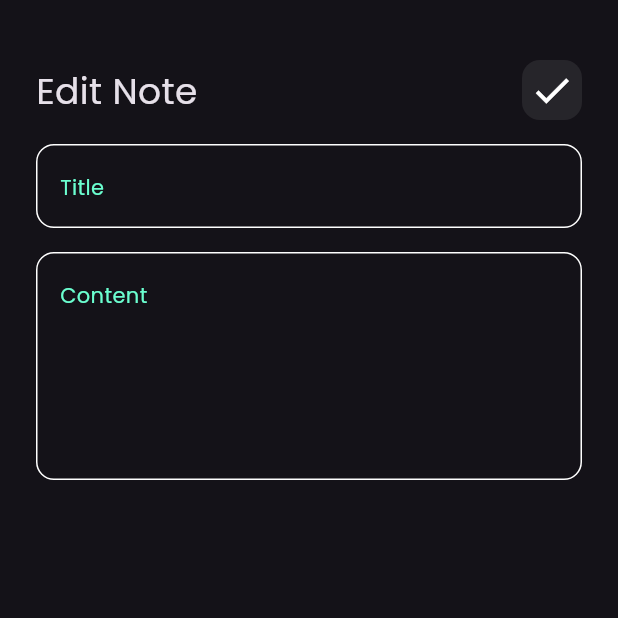
After one commit to Ahmed-Makled1/note-app, a Flutter app: the screen it shows after launch, after a tap on "Flutter Tips", on a phone screen of 412 x 824 dp, the top half of it. The commit adds this screen. Run offline on Flutter 3.47's test engine with Material 3 defaults, Android fonts, the phone set to English and light mode, and no system bars.

Commit message:
add EditNoteView

```diff
--- a/lib/views/add_note_view.dart
+++ b/lib/views/add_note_view.dart
@@ -9,7 +9,6 @@ class AddNoteView extends StatelessWidget {
   Widget build(BuildContext context) {
     return Padding(
       padding: const EdgeInsets.all(16.0),
-      child: SingleChildScrollView(
       child: Column(
         mainAxisSize: MainAxisSize.max,
         children: [
@@ -20,7 +19,6 @@ class AddNoteView extends StatelessWidget {
           CustomButtom(),
         ],
       ),
-      ),
     );
   }
 }
--- /dev/null
+++ b/lib/views/edit_note_view.dart
@@ -0,0 +1,24 @@
+import 'package:flutter/material.dart';
+import 'package:note_app/widgets/custom_app_bar.dart';
+import 'package:note_app/widgets/custom_text_form_field.dart';
+
+class EditNoteView extends StatelessWidget {
+  const EditNoteView({super.key});
+
+  @override
+  Widget build(BuildContext context) {
+    return Scaffold(
+      body: Padding(
+        padding: const EdgeInsets.symmetric(horizontal: 24),
+        child: Column(
+          children: [
+            CustomAppBar(text: "Edit Note", icon: Icons.check),
+            CustomTextFormField(text: "Title"),
+            SizedBox(height: 16),
+            CustomTextFormField(text: "Content", maxLines: 5),
+          ],
+        ),
+      ),
+    );
+  }
+}
--- a/lib/views/home_view.dart
+++ b/lib/views/home_view.dart
@@ -10,8 +10,13 @@ class HomeView extends StatelessWidget {
   Widget build(BuildContext context) {
     return Scaffold(
       body: Padding(
-        padding: const EdgeInsets.only(left: 24, right: 24),
-        child: Column(children: [CustomAppBar(), NoteListView()]),
+        padding: const EdgeInsets.symmetric(horizontal: 24),
+        child: Column(
+          children: [
+            CustomAppBar(text: "Notes", icon: Icons.search),
+            NoteListView(),
+          ],
+        ),
       ),
       floatingActionButton: AddNoteButton(),
     );
--- a/lib/widgets/custom_app_bar.dart
+++ b/lib/widgets/custom_app_bar.dart
@@ -2,8 +2,9 @@ import 'package:flutter/material.dart';
 import 'package:note_app/widgets/custom_search_icon.dart';
 
 class CustomAppBar extends StatelessWidget {
-  const CustomAppBar({super.key});
-
+  const CustomAppBar({super.key, required this.text , required this.icon});
+  final String text;
+  final IconData icon;
   @override
   Widget build(BuildContext context) {
     return Padding(
@@ -11,8 +12,8 @@ class CustomAppBar extends StatelessWidget {
       child: Row(
         mainAxisAlignment: MainAxisAlignment.spaceBetween,
         children: [
-          Text("Notes", style: TextStyle(fontSize: 24)),
-          CustomSearchIcon(),
+          Text(text, style: TextStyle(fontSize: 24)),
+          CustomSearchIcon(icon: icon,),
         ],
       ),
     );
--- a/lib/widgets/custom_search_icon.dart
+++ b/lib/widgets/custom_search_icon.dart
@@ -1,8 +1,8 @@
 import 'package:flutter/material.dart';
 
 class CustomSearchIcon extends StatelessWidget {
-  const CustomSearchIcon({super.key});
-
+  const CustomSearchIcon({super.key , required this.icon});
+  final IconData icon;
   @override
   Widget build(BuildContext context) {
     return Container(
@@ -12,7 +12,7 @@ class CustomSearchIcon extends StatelessWidget {
         color: const Color.fromARGB(20, 255, 255, 255),
         borderRadius: BorderRadius.circular(12),
       ),
-      child: Icon(Icons.search, size: 30),
+      child: Icon(icon, size: 30),
     );
   }
 }
--- a/lib/widgets/note_item.dart
+++ b/lib/widgets/note_item.dart
@@ -1,11 +1,23 @@
 import 'package:flutter/material.dart';
+import 'package:note_app/views/edit_note_view.dart';
 
 class NoteItem extends StatelessWidget {
   const NoteItem({super.key});
 
   @override
   Widget build(BuildContext context) {
-    return Container(
+    return GestureDetector(
+      onTap: () {
+        Navigator.push(
+          context,
+          MaterialPageRoute(
+            builder: (context) {
+              return EditNoteView();
+            },
+          ),
+        );
+      },
+      child: Container(
         margin: EdgeInsets.only(bottom: 8),
         padding: EdgeInsets.only(left: 16, top: 24, bottom: 24),
         decoration: BoxDecoration(
@@ -52,6 +64,7 @@ class NoteItem extends StatelessWidget {
             ),
           ],
         ),
+      ),
     );
   }
 }
```
Lines whose indentation alone changed are shown as unchanged.
